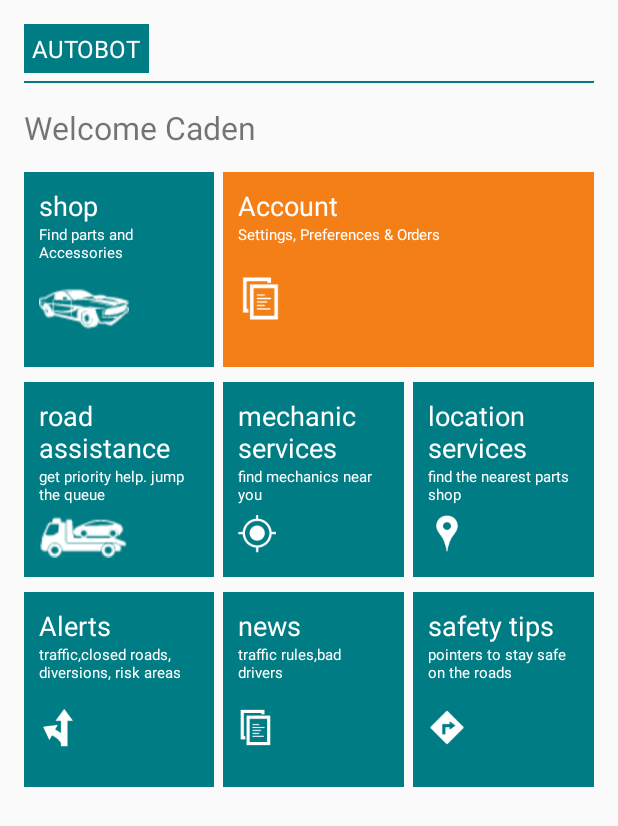
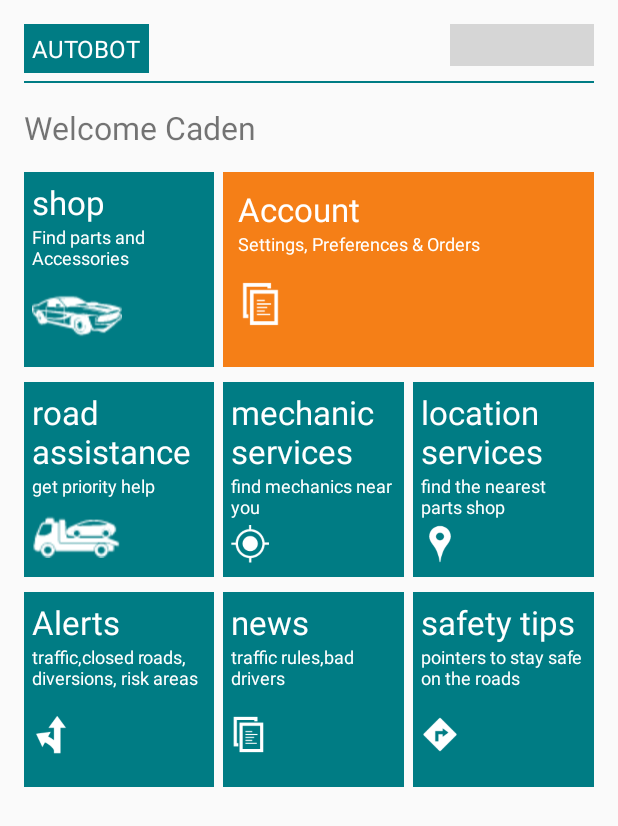
Before and after one commit to creative-junk/AutoBot, an Android app: the screen it shows after launch (MainHome), on a phone screen of 412 x 824 dp. Shown: the top 826 px of the screen. Run offline under Robolectric (Android 15) with nearby library versions, the phone set to English and light mode, and no system bars; grey boxes are pictures that could not be loaded.

Commit message:
Commit 1

```diff
--- a/app/src/main/res/layout/activity_home.xml
+++ b/app/src/main/res/layout/activity_home.xml
@@ -14,7 +14,10 @@
         android:layout_width="match_parent"
         android:layout_height="wrap_content"
         android:orientation="vertical">
-
+        <RelativeLayout
+            android:layout_width="match_parent"
+            android:layout_height="wrap_content"
+            android:orientation="horizontal">
             <TextView
                 android:layout_width="wrap_content"
                 android:layout_height="wrap_content"
@@ -24,6 +27,14 @@
                 android:text="AUTOBOT"
                 android:textColor="@android:color/white"
                 android:textSize="16dp" />
+            <ImageView
+                android:layout_alignParentRight="true"
+                android:layout_width="wrap_content"
+                android:layout_gravity="right"
+                android:layout_height="28dp"
+                android:src="@drawable/overflow"/>
+
+        </RelativeLayout>
 
         <View
             android:layout_width="match_parent"
@@ -64,7 +75,6 @@
             <TextView
                 style="@style/smallFont"
                 android:text="Find parts and Accessories"
-                android:textSize="10sp"
                 android:textIsSelectable="true"
                 android:textAlignment="viewStart" />
             <ImageView
@@ -91,7 +101,7 @@
             <TextView
                 style="@style/smallFont"
                 android:text="Settings, Preferences &amp; Orders"
-                android:textSize="10sp" />
+                />
             <ImageView
                 android:layout_width="30dp"
                 android:layout_height="30dp"
@@ -117,8 +127,8 @@
 
             <TextView
                 style="@style/smallFont"
-                android:text="get priority help. jump the queue"
-                android:textSize="10sp" />
+                android:text="get priority help"
+                 />
             <ImageView
                 android:layout_weight="1"
                 android:layout_width="wrap_content"
@@ -133,12 +143,13 @@
 
             <TextView
                 style="@style/mediumFont"
-                android:text="mechanic services" />
+                android:text="mechanic services"
+                android:layout_width="match_parent" />
 
             <TextView
                 style="@style/smallFont"
                 android:text="find mechanics near you"
-                android:textSize="10sp" />
+                />
             <ImageView
                 android:layout_width="25dp"
                 android:layout_height="25dp"
@@ -158,7 +169,7 @@
             <TextView
                 style="@style/smallFont"
                 android:text="find the nearest parts shop"
-                android:textSize="10sp"
+
                 android:textIsSelectable="true" />
             <ImageView
                 android:layout_width="25dp"
@@ -185,7 +196,7 @@
             <TextView
                 style="@style/smallFont"
                 android:text="traffic,closed roads, diversions, risk areas"
-                android:textSize="10sp"
+
                 android:textIsSelectable="true" />
             <ImageView
                 android:layout_width="25dp"
@@ -204,7 +215,7 @@
 
             <TextView
                 style="@style/smallFont"
-                android:textSize="10sp"
+
                 android:text="traffic rules,bad drivers" />
             <ImageView
                 android:layout_width="25dp"
@@ -226,7 +237,7 @@
             <TextView
                 style="@style/smallFont"
                 android:text="pointers to stay safe on the roads"
-                android:textSize="10sp"
+
                 android:textIsSelectable="true" />
             <ImageView
                 android:layout_width="25dp"
--- a/app/src/main/res/values/styles.xml
+++ b/app/src/main/res/values/styles.xml
@@ -9,13 +9,14 @@
 
     </style>
 
-    <style name="mediumFont" parent="@android:style/TextAppearance.Medium">
+    <style name="mediumFont" parent="@android:style/TextAppearance.Large">
         <item name="android:textColor">#ffffff</item>
         <item name="android:layout_width">wrap_content</item>
         <item name="android:layout_height">wrap_content</item>
     </style>
 
-    <style name="smallFont" parent="@android:style/TextAppearance.Holo.Small">
+    <style name="smallFont" parent="@android:style/TextAppearance.Medium">
+        <item name="android:textSize">12sp</item>
         <item name="android:textColor">#ffffff</item>
         <item name="android:layout_width">wrap_content</item>
         <item name="android:layout_height">wrap_content</item>
@@ -25,7 +26,7 @@
         <item name="android:background">@color/colorPrimary</item>
         <item name="android:layout_width">match_parent</item>
         <item name="android:layout_height">130dp</item>
-        <item name="android:padding">10dp</item>
+        <item name="android:padding">5dp</item>
         <item name="android:orientation">vertical</item>
     </style>
 </resources>
```
Lines whose indentation alone changed are shown as unchanged.
